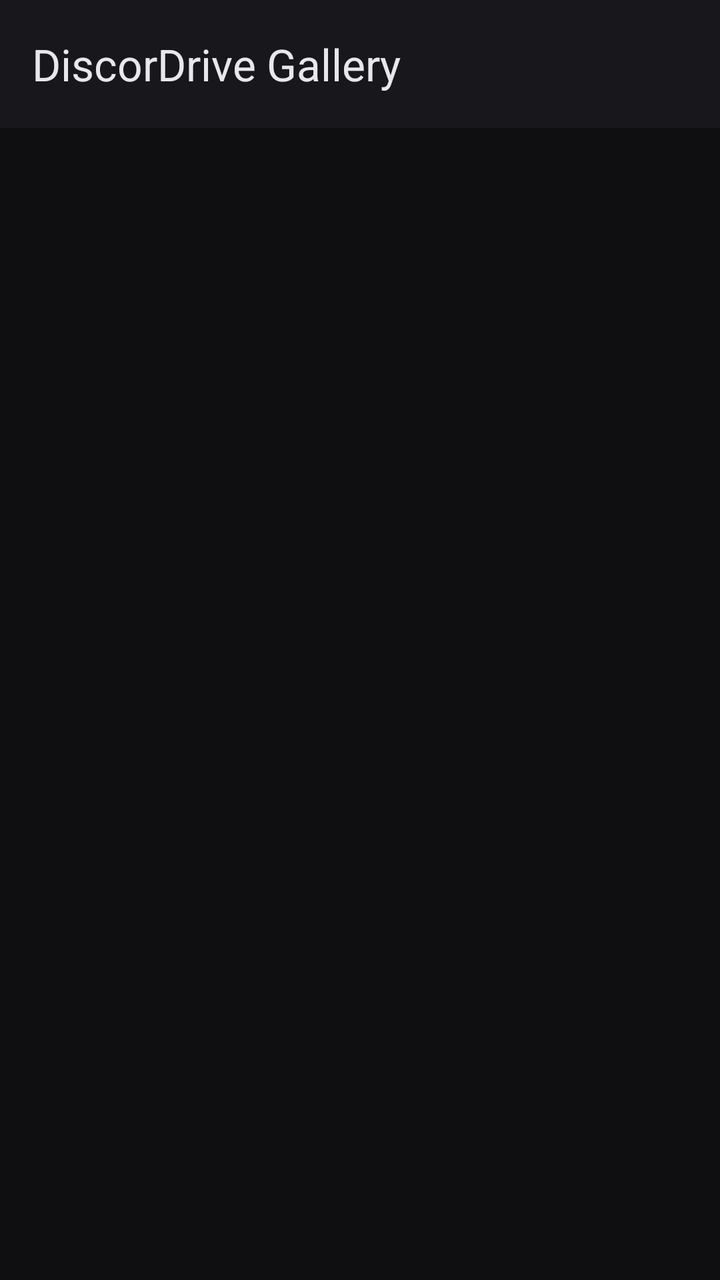
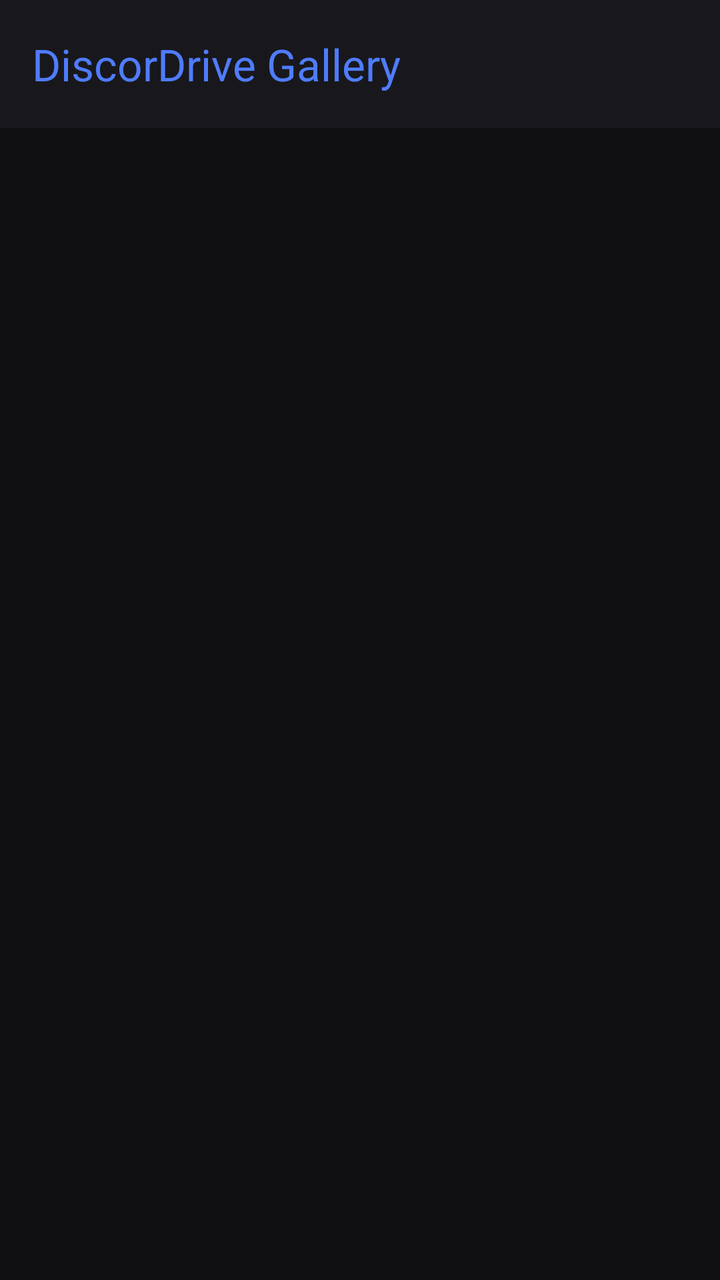

Screens rendered from an Android XML layout before and after an edit, with the pre-edit source and the edit as a unified diff.
<!-- AndroidManifest.xml: application theme Theme.Gallery -->
<!-- res/layout/activity_main.xml -->
<?xml version="1.0" encoding="utf-8"?>
<androidx.coordinatorlayout.widget.CoordinatorLayout
    xmlns:android="http://schemas.android.com/apk/res/android"
    xmlns:app="http://schemas.android.com/apk/res-auto"
    android:id="@+id/mainRoot"
    android:layout_width="match_parent"
    android:layout_height="match_parent">

    <com.google.android.material.appbar.AppBarLayout
        android:id="@+id/appBar"
        android:layout_width="match_parent"
        android:layout_height="wrap_content"
        android:fitsSystemWindows="true"
        app:liftOnScroll="true">

        <com.google.android.material.appbar.MaterialToolbar
            android:id="@+id/toolbar"
            android:layout_width="match_parent"
            android:layout_height="?attr/actionBarSize"
            app:title="@string/app_name"
            app:titleTextColor="@color/text"
            app:layout_scrollFlags="scroll|enterAlways"/>

        <com.google.android.material.progressindicator.LinearProgressIndicator
            android:id="@+id/progress"
            android:layout_width="match_parent"
            android:layout_height="wrap_content"
            android:visibility="gone"/>

        <TextView
            android:id="@+id/statusBarText"
            android:layout_width="match_parent"
            android:layout_height="wrap_content"
            android:paddingHorizontal="16dp"
            android:paddingBottom="8dp"
            android:textSize="13sp"
            android:textColor="@color/text_dim"
            android:visibility="gone"/>
    </com.google.android.material.appbar.AppBarLayout>

    <androidx.recyclerview.widget.RecyclerView
        android:id="@+id/grid"
        android:layout_width="match_parent"
        android:layout_height="match_parent"
        android:clipToPadding="false"
        android:padding="2dp"
        app:layout_behavior="@string/appbar_scrolling_view_behavior"/>

    <TextView
        android:id="@+id/emptyView"
        android:layout_width="wrap_content"
        android:layout_height="wrap_content"
        android:layout_gravity="center"
        android:gravity="center"
        android:padding="32dp"
        android:text="@string/empty_gallery"
        android:textColor="@color/text_dim"
        android:visibility="gone"/>
</androidx.coordinatorlayout.widget.CoordinatorLayout>
<!-- resources referenced by this layout -->
<resources>
  <color name="text">#E8E8EC</color>
  <color name="text_dim">#9C9CA6</color>
  <string name="app_name">DiscorDrive Gallery</string>
  <string name="empty_gallery">Brak multimediów na urządzeniu.\nZrób zdjęcie albo nadaj uprawnienia w ustawieniach systemu.</string>
  <style name="Theme.Gallery" parent="Theme.Material3.DayNight.NoActionBar">
          <item name="colorPrimary">@color/accent</item>
          <item name="colorOnPrimary">@color/white</item>
          <item name="colorPrimaryContainer">@color/accent_dim</item>
          <item name="colorOnPrimaryContainer">@color/white</item>
          <item name="android:colorBackground">@color/bg</item>
          <item name="colorSurface">@color/surface</item>
          <item name="colorOnSurface">@color/text</item>
          <item name="colorSurfaceContainer">@color/surface_high</item>
          <item name="colorSurfaceContainerHigh">@color/surface_high</item>
          <item name="colorSurfaceContainerHighest">@color/surface_high</item>
          <item name="colorOnSurfaceVariant">@color/text_dim</item>
          <item name="android:statusBarColor">@android:color/transparent</item>
          <item name="android:navigationBarColor">@android:color/transparent</item>
          <item name="android:windowLightStatusBar">false</item>
      </style>
  <color name="accent">#4F7CFF</color>
  <color name="white">#FFFFFF</color>
  <color name="accent_dim">#2C3E73</color>
  <color name="bg">#0F0F12</color>
  <color name="surface">#18181C</color>
  <color name="surface_high">#222228</color>
</resources>

<!-- the commit's change to res/layout/activity_main.xml (unified diff, before → after) -->
@@ -18,7 +18,7 @@
             android:layout_width="match_parent"
             android:layout_height="?attr/actionBarSize"
             app:title="@string/app_name"
-            app:titleTextColor="@color/text"
+            app:titleTextColor="?attr/colorPrimary"
             app:layout_scrollFlags="scroll|enterAlways"/>
 
         <com.google.android.material.progressindicator.LinearProgressIndicator
<!-- resource entries referenced after the edit -->
@@ -1,6 +1,5 @@
 <!-- resources referenced by this layout -->
 <resources>
-  <color name="text">#E8E8EC</color>
   <color name="text_dim">#9C9CA6</color>
   <string name="app_name">DiscorDrive Gallery</string>
   <string name="empty_gallery">Brak multimediów na urządzeniu.\nZrób zdjęcie albo nadaj uprawnienia w ustawieniach systemu.</string>
@@ -25,6 +24,7 @@
   <color name="accent_dim">#2C3E73</color>
   <color name="bg">#0F0F12</color>
   <color name="surface">#18181C</color>
+  <color name="text">#E8E8EC</color>
   <color name="surface_high">#222228</color>
 </resources>
 
